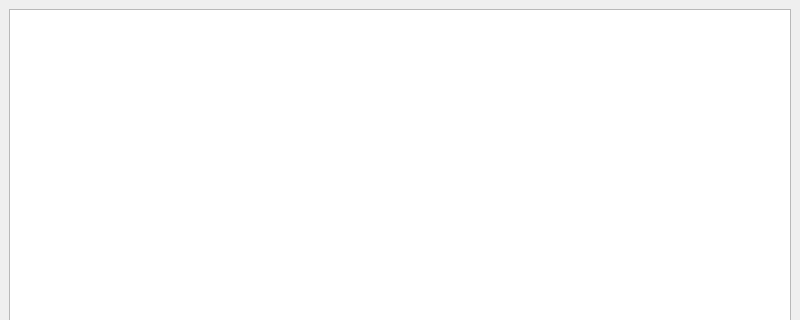
First picture: the form in QTNotePad/NotepadTutorial/notepad.ui, repository megarage9000/CMPT365, before the edit; both pictures show x 0 to 800 and y 0 to 320 of the 800 by 600 pixel window.
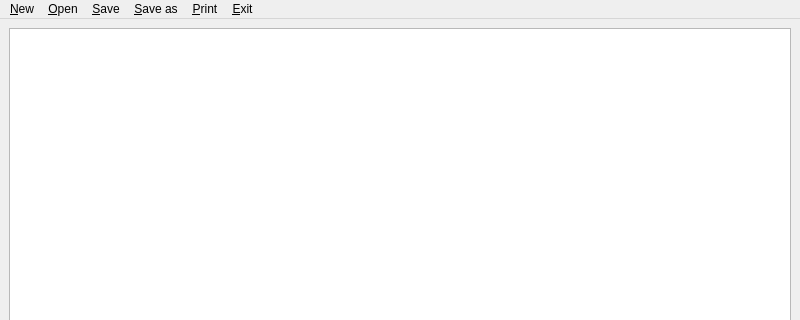
Second picture: the form after the edit.

Commit message:
QtTutorial. Finish this up
- Need to add user interaction

The edit to the form file:
```diff
--- a/QTNotePad/NotepadTutorial/notepad.ui
+++ b/QTNotePad/NotepadTutorial/notepad.ui
@@ -29,6 +29,48 @@
      <height>22</height>
     </rect>
    </property>
+   <widget class="QMenu" name="menu_New">
+    <property name="title">
+     <string>&amp;New</string>
+    </property>
+    <addaction name="actionNew"/>
+   </widget>
+   <widget class="QMenu" name="menu_Open">
+    <property name="title">
+     <string>&amp;Open</string>
+    </property>
+    <addaction name="actionOpen"/>
+   </widget>
+   <widget class="QMenu" name="menu_Save">
+    <property name="title">
+     <string>&amp;Save</string>
+    </property>
+    <addaction name="actionSave"/>
+   </widget>
+   <widget class="QMenu" name="menu_Save_as">
+    <property name="title">
+     <string>&amp;Save as</string>
+    </property>
+    <addaction name="actionSave_as"/>
+   </widget>
+   <widget class="QMenu" name="menu_Print">
+    <property name="title">
+     <string>&amp;Print</string>
+    </property>
+    <addaction name="actionPrint"/>
+   </widget>
+   <widget class="QMenu" name="menu_Exit">
+    <property name="title">
+     <string>&amp;Exit</string>
+    </property>
+    <addaction name="actionExit"/>
+   </widget>
+   <addaction name="menu_New"/>
+   <addaction name="menu_Open"/>
+   <addaction name="menu_Save"/>
+   <addaction name="menu_Save_as"/>
+   <addaction name="menu_Print"/>
+   <addaction name="menu_Exit"/>
   </widget>
   <widget class="QStatusBar" name="statusbar"/>
  </widget>
```
Left out of the diff: 30 changed lines with no effect on the pictures. The commit also changes 2 other files.
